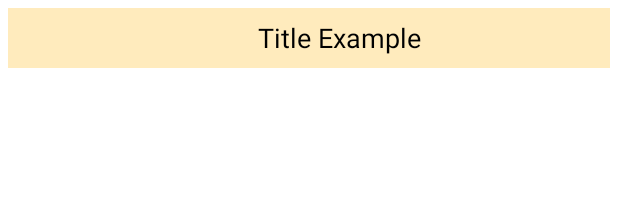
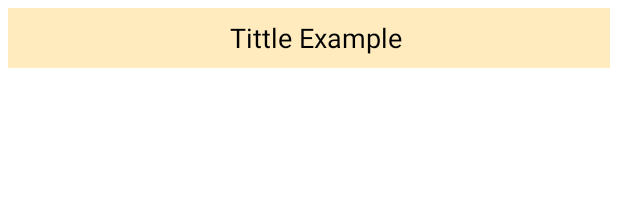
Before and after one commit to DanielCamSan/Confesionario, an Android app: the layout ayuda_collapse.xml on its own in the app's theme, with its tools: preview values and no code run, on a phone screen of 412 x 824 dp. Shown: the top 217 px of the screen. Run offline under Robolectric (Android 15) with nearby library versions, the phone set to English and light mode, and no system bars.

Commit message:
Expandable List with empty main

```diff
--- a/app/src/main/java/edu/bo/confesionario/ExpandableTextViewAdapter.java
+++ b/app/src/main/java/edu/bo/confesionario/ExpandableTextViewAdapter.java
@@ -80,7 +80,7 @@ public class ExpandableTextViewAdapter extends BaseExpandableListAdapter {
         String sectionFaq = (String)getGroup(i);
         if (view==null){
             LayoutInflater inflater = (LayoutInflater)this.context.getSystemService(context.LAYOUT_INFLATER_SERVICE);
-            view = inflater.inflate(R.layout.activity_ayuda,null);
+            view = inflater.inflate(R.layout.ayuda_collapse,null);
         }
         TextView sectionFaq2=view.findViewById(R.id.ayudaTitleView);
         sectionFaq2.setTypeface(null, Typeface.BOLD);
--- a/app/src/main/res/layout/ayuda_collapse.xml
+++ b/app/src/main/res/layout/ayuda_collapse.xml
@@ -7,17 +7,19 @@
     android:layout_height="match_parent"
     android:orientation="vertical"
     android:padding="5dp">
+
     <TextView
         android:id="@+id/ayudaTitleView"
         android:layout_width="match_parent"
         android:layout_height="wrap_content"
+        android:background="@color/ayuda_yellow"
+        android:gravity="center"
         android:minHeight="40dp"
         android:paddingStart="?android:expandableListPreferredChildPaddingLeft"
         android:paddingLeft="?android:expandableListPreferredChildPaddingLeft"
-        android:text="Title Example"
+        android:paddingRight="30dp"
+        android:text="Tittle Example"
+        android:textAlignment="center"
         android:textColor="@color/black"
-        android:background="@color/ayuda_yellow"
-        android:textSize="18dp"
-        android:textAlignment="center"
-        android:gravity="center"/>
+        android:textSize="18dp" />
 </LinearLayout>
```
